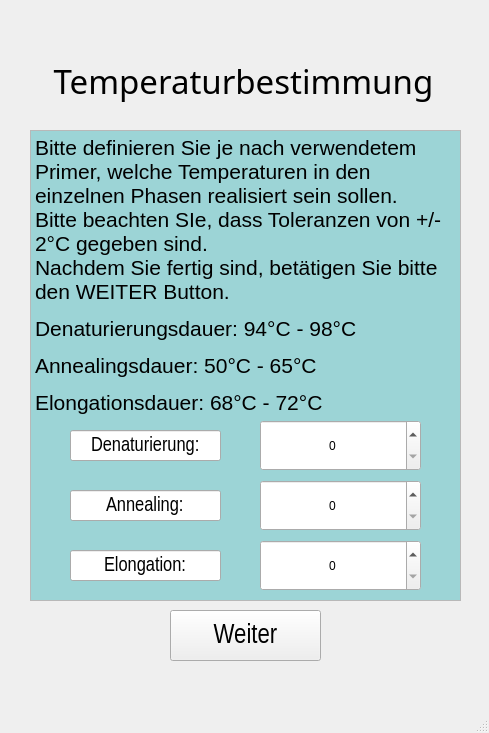
Qt form dipl_Einfuehrung/tempDefVoraus_v1.ui (diplomarbeit-PCR/Diplomarbeit_PCR) before a commit.
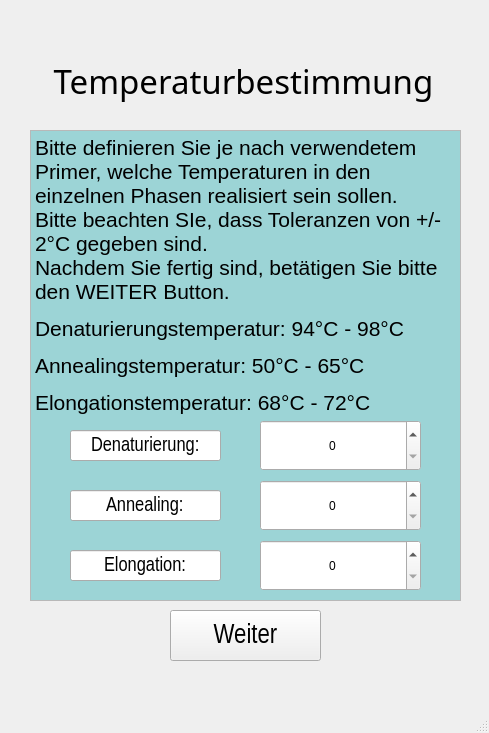
The same form after that commit.

Patch:
```diff
--- a/dipl_Einfuehrung/tempDefVoraus_v1.ui
+++ b/dipl_Einfuehrung/tempDefVoraus_v1.ui
@@ -35,9 +35,9 @@
 li.checked::marker { content: &quot;\2612&quot;; }
 &lt;/style&gt;&lt;/head&gt;&lt;body style=&quot; font-family:'Segoe UI'; font-size:9pt; font-weight:400; font-style:normal;&quot; bgcolor=&quot;#9cd4d6&quot;&gt;
 &lt;p style=&quot; margin-top:12px; margin-bottom:12px; margin-left:0px; margin-right:0px; -qt-block-indent:0; text-indent:0px;&quot;&gt;&lt;span style=&quot; font-family:'Arial','sans-serif'; font-size:16pt;&quot;&gt;Bitte definieren Sie je nach verwendetem Primer, welche Temperaturen in den einzelnen Phasen realisiert sein sollen.&lt;br /&gt;Bitte beachten SIe, dass Toleranzen von +/- 2°C gegeben sind.&lt;br /&gt;Nachdem Sie fertig sind, betätigen Sie bitte den WEITER Button. &lt;/span&gt;&lt;/p&gt;
-&lt;p style=&quot; margin-top:12px; margin-bottom:12px; margin-left:0px; margin-right:0px; -qt-block-indent:0; text-indent:0px;&quot;&gt;&lt;span style=&quot; font-family:'Arial','sans-serif'; font-size:16pt;&quot;&gt;Denaturierungsdauer: 94°C - 98°C&lt;/span&gt;&lt;/p&gt;
-&lt;p style=&quot; margin-top:12px; margin-bottom:12px; margin-left:0px; margin-right:0px; -qt-block-indent:0; text-indent:0px;&quot;&gt;&lt;span style=&quot; font-family:'Arial','sans-serif'; font-size:16pt;&quot;&gt;Annealingsdauer: 50°C - 65°C&lt;/span&gt;&lt;/p&gt;
-&lt;p style=&quot; margin-top:12px; margin-bottom:12px; margin-left:0px; margin-right:0px; -qt-block-indent:0; text-indent:0px;&quot;&gt;&lt;span style=&quot; font-family:'Arial','sans-serif'; font-size:16pt;&quot;&gt;Elongationsdauer: 68°C - 72°C&lt;/span&gt;&lt;/p&gt;&lt;/body&gt;&lt;/html&gt;</string>
+&lt;p style=&quot; margin-top:12px; margin-bottom:12px; margin-left:0px; margin-right:0px; -qt-block-indent:0; text-indent:0px;&quot;&gt;&lt;span style=&quot; font-family:'Arial','sans-serif'; font-size:16pt;&quot;&gt;Denaturierungstemperatur: 94°C - 98°C&lt;/span&gt;&lt;/p&gt;
+&lt;p style=&quot; margin-top:12px; margin-bottom:12px; margin-left:0px; margin-right:0px; -qt-block-indent:0; text-indent:0px;&quot;&gt;&lt;span style=&quot; font-family:'Arial','sans-serif'; font-size:16pt;&quot;&gt;Annealingstemperatur: 50°C - 65°C&lt;/span&gt;&lt;/p&gt;
+&lt;p style=&quot; margin-top:12px; margin-bottom:12px; margin-left:0px; margin-right:0px; -qt-block-indent:0; text-indent:0px;&quot;&gt;&lt;span style=&quot; font-family:'Arial','sans-serif'; font-size:16pt;&quot;&gt;Elongationstemperatur: 68°C - 72°C&lt;/span&gt;&lt;/p&gt;&lt;/body&gt;&lt;/html&gt;</string>
     </property>
    </widget>
    <widget class="QLabel" name="label">
```
